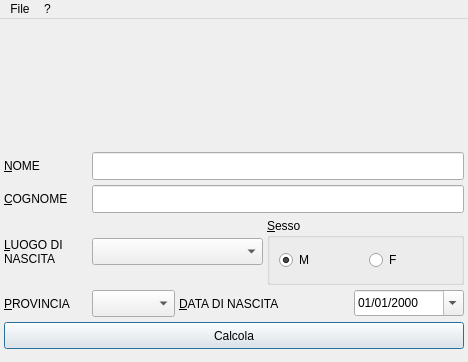
Before: the Qt Designer form mainwindow.ui in teknoraver/qodfisc, drawn with Qt 5.
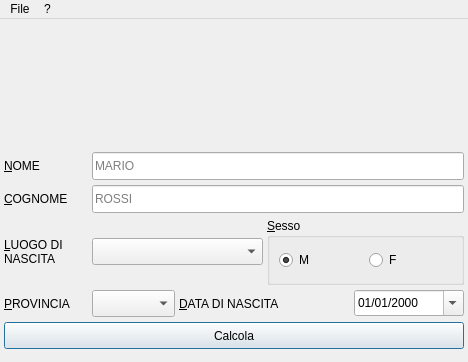
After: the same form once the commit is applied. Icons and pictures are not drawn.

Diff of the .ui file:
```diff
--- a/mainwindow.ui
+++ b/mainwindow.ui
@@ -127,6 +127,9 @@
       <height>28</height>
      </rect>
     </property>
+    <property name="placeholderText">
+     <string>ROSSI</string>
+    </property>
    </widget>
    <widget class="QLineEdit" name="nomeLE" >
     <property name="geometry" >
@@ -137,6 +140,9 @@
       <height>28</height>
      </rect>
     </property>
+    <property name="placeholderText">
+     <string>MARIO</string>
+    </property>
    </widget>
    <widget class="QComboBox" name="comuneCB" >
     <property name="geometry" >
```
Left out of the diff: 171 changed lines with no effect on the pictures.
